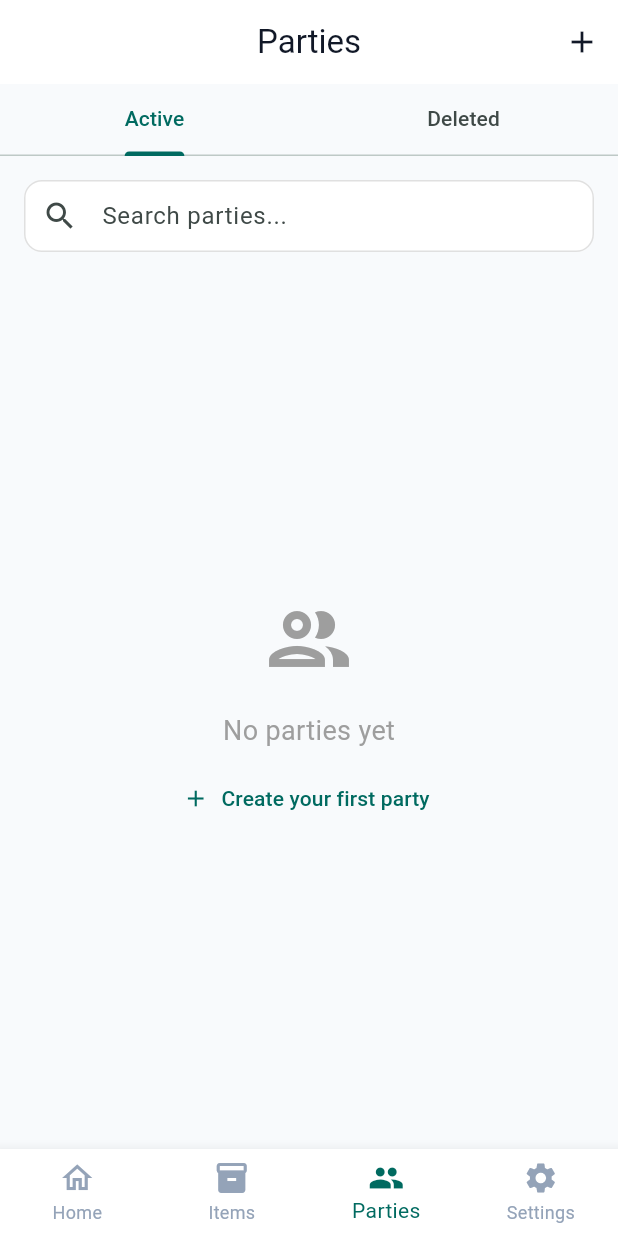
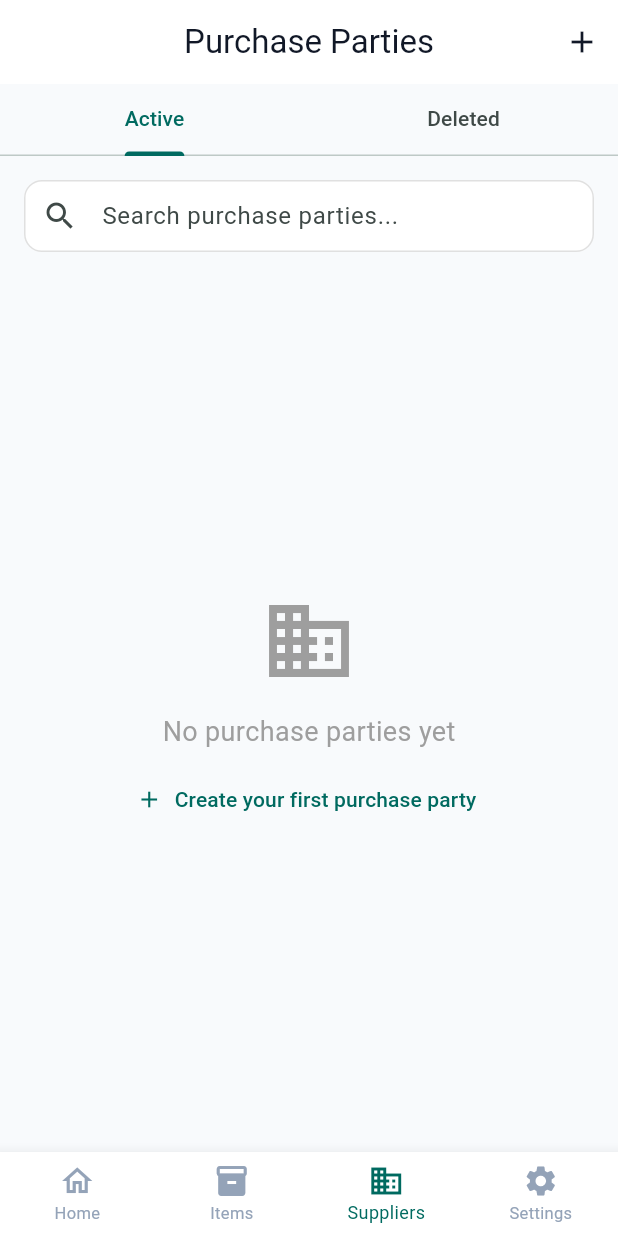
Before and after one commit to kookiesagency/plasticmart_billing, a Flutter app: the HomeScreen screen opened directly, item 3 of the bottom bar chosen, on a phone screen of 412 x 824 dp. Run offline on Flutter 3.47's test engine with Material 3 defaults, Android fonts, the phone set to English and light mode, and no system bars; our stand-ins replace pdf, printing, share_plus, shared_preferences, supabase_flutter; accounts and stored records are empty; generated files the repository leaves out were written again.

Commit message:
feat(mobile): fix database query, improve UI, add localization and editable bundle charge
- Fix item loading issue by removing invalid nested PostgREST query
- Add error handling with toast notifications for better user feedback
- Fix double app bar issue in Purchase Parties screen
- Add SafeArea to prevent status bar overlap
- Support navigation to Purchase Parties from both Settings and bottom nav
- Add translations for invoice filter dialog (English, Hindi, Urdu)
- Make total bundle charge editable in create invoice for rounding amounts
- Add network permissions to AndroidManifest for better connectivity

🤖 Generated with [Claude Code](https://claude.com/claude-code)

Co-Authored-By: Claude <noreply@anthropic.com>

```diff
--- a/mobile/lib/main.dart
+++ b/mobile/lib/main.dart
@@ -73,7 +73,7 @@ class MyApp extends StatelessWidget {
             home: const SplashScreen(),
             routes: {
               '/categories': (context) => const CategoriesScreen(),
-              '/purchase-parties': (context) => const PurchasePartiesScreen(),
+              '/purchase-parties': (context) => const PurchasePartiesScreen(showAppBar: true),
               '/purchase-party-details': (context) => const PurchasePartyDetailsScreen(),
             },
           );
--- a/mobile/lib/screens/home_screen.dart
+++ b/mobile/lib/screens/home_screen.dart
@@ -10,6 +10,7 @@ import 'items/items_screen.dart';
 import 'items/add_edit_item_screen.dart';
 import 'parties/parties_screen.dart';
 import 'parties/add_edit_party_screen.dart';
+import 'purchase_parties/purchase_parties_screen.dart';
 import 'settings/settings_screen.dart';
 
 class HomeScreen extends StatefulWidget {
@@ -41,11 +42,11 @@ class _HomeScreenState extends State<HomeScreen> {
 
   List<Widget> _getScreens(bool isBasicMode) {
     if (isBasicMode) {
-      // Basic Mode: Dashboard, Items, Parties, Settings
+      // Basic Mode: Dashboard, Items, Purchase Parties, Settings
       return [
         DashboardTab(onSwitchToTab: _switchToTab),
         const ItemsScreen(),
-        const PartiesScreen(),
+        PurchasePartiesScreen(key: purchasePartiesScreenKey),
         const SettingsScreen(),
       ];
     } else {
@@ -66,7 +67,7 @@ class _HomeScreenState extends State<HomeScreen> {
       return [
         l10n.dashboard_title,
         l10n.nav_items,
-        l10n.nav_parties,
+        l10n.settings_purchaseParties,
         l10n.nav_settings,
       ];
     } else {
@@ -162,7 +163,18 @@ class _HomeScreenState extends State<HomeScreen> {
                       tooltip: l10n.items_createItem,
                     ),
                   ]
-                : _selectedIndex == partiesTabIndex // Parties tab
+                : _selectedIndex == partiesTabIndex && isBasicMode // Purchase Parties tab (in basic mode)
+                    ? [
+                        IconButton(
+                          onPressed: () {
+                            // Call the add dialog from PurchasePartiesScreen
+                            purchasePartiesScreenKey.currentState?.showAddEditDialog();
+                          },
+                          icon: const Icon(Icons.add),
+                          tooltip: l10n.purchaseParties_createParty,
+                        ),
+                      ]
+                    : _selectedIndex == partiesTabIndex && !isBasicMode // Parties tab (only in full mode)
                     ? [
                         IconButton(
                           onPressed: () {
@@ -187,6 +199,8 @@ class _HomeScreenState extends State<HomeScreen> {
       bottomNavigationBar: BottomNavigationBar(
         type: BottomNavigationBarType.fixed,
         currentIndex: _selectedIndex,
+        selectedFontSize: 12,
+        unselectedFontSize: 11,
         onTap: (index) {
           setState(() {
             _selectedIndex = index;
@@ -203,8 +217,8 @@ class _HomeScreenState extends State<HomeScreen> {
                   label: l10n.nav_items,
                 ),
                 BottomNavigationBarItem(
-                  icon: const Icon(Icons.people),
-                  label: l10n.nav_parties,
+                  icon: const Icon(Icons.business_outlined),
+                  label: l10n.nav_suppliers,
                 ),
                 BottomNavigationBarItem(
                   icon: const Icon(Icons.settings),
--- a/mobile/lib/screens/purchase_parties/purchase_parties_screen.dart
+++ b/mobile/lib/screens/purchase_parties/purchase_parties_screen.dart
@@ -6,11 +6,16 @@ import '../../providers/purchase_party_provider.dart';
 import '../../models/purchase_party.dart';
 
 class PurchasePartiesScreen extends StatefulWidget {
-  const PurchasePartiesScreen({Key? key}) : super(key: key);
+  final bool showAppBar;
+
+  const PurchasePartiesScreen({Key? key, this.showAppBar = false}) : super(key: key);
 
   @override
   State<PurchasePartiesScreen> createState() => _PurchasePartiesScreenState();
 }
+
+// Global key to access PurchasePartiesScreen methods from parent
+final GlobalKey<_PurchasePartiesScreenState> purchasePartiesScreenKey = GlobalKey<_PurchasePartiesScreenState>();
 
 class _PurchasePartiesScreenState extends State<PurchasePartiesScreen> with SingleTickerProviderStateMixin {
   late TabController _tabController;
@@ -64,7 +69,7 @@ class _PurchasePartiesScreenState extends State<PurchasePartiesScreen> with Sing
     return DateFormat('dd MMM yyyy').format(date);
   }
 
-  void _showAddEditDialog({PurchaseParty? party}) {
+  void showAddEditDialog({PurchaseParty? party}) {
     _editingParty = party;
     _partyCodeController.text = party?.partyCode ?? '';
     _nameController.text = party?.name ?? '';
@@ -228,21 +233,7 @@ class _PurchasePartiesScreenState extends State<PurchasePartiesScreen> with Sing
     final parties = _showDeleted ? partyProvider.deletedPurchaseParties : partyProvider.purchaseParties;
     final filteredParties = _getFilteredParties(parties);
 
-    return GestureDetector(
-      onTap: () => FocusScope.of(context).unfocus(),
-      behavior: HitTestBehavior.opaque,
-      child: Scaffold(
-        appBar: AppBar(
-          title: Text(l10n.purchaseParties_title),
-          actions: [
-            IconButton(
-              icon: const Icon(Icons.add),
-              onPressed: () => _showAddEditDialog(),
-              tooltip: l10n.purchaseParties_createParty,
-            ),
-          ],
-        ),
-        body: Column(
+    final content = Column(
               children: [
                 TabBar(
                   controller: _tabController,
@@ -302,7 +293,7 @@ class _PurchasePartiesScreenState extends State<PurchasePartiesScreen> with Sing
                               if (!_showDeleted) ...[
                                 const SizedBox(height: 8),
                                 TextButton.icon(
-                                  onPressed: () => _showAddEditDialog(),
+                                  onPressed: () => showAddEditDialog(),
                                   icon: const Icon(Icons.add),
                                   label: Text(l10n.purchaseParties_createFirstParty),
                                 ),
@@ -453,7 +444,7 @@ class _PurchasePartiesScreenState extends State<PurchasePartiesScreen> with Sing
                                                   children: [
                                                     IconButton(
                                                       icon: Icon(Icons.edit_outlined, color: colorScheme.primary, size: 22),
-                                                      onPressed: () => _showAddEditDialog(party: party),
+                                                      onPressed: () => showAddEditDialog(party: party),
                                                       tooltip: l10n.common_edit,
                                                       padding: EdgeInsets.zero,
                                                       constraints: const BoxConstraints(),
@@ -473,8 +464,37 @@ class _PurchasePartiesScreenState extends State<PurchasePartiesScreen> with Sing
                         ),
             ),
           ],
+        );
+
+    if (widget.showAppBar) {
+      return GestureDetector(
+        onTap: () => FocusScope.of(context).unfocus(),
+        behavior: HitTestBehavior.opaque,
+        child: Scaffold(
+          appBar: AppBar(
+            title: Text(l10n.purchaseParties_title),
+            actions: [
+              IconButton(
+                icon: const Icon(Icons.add),
+                onPressed: () => showAddEditDialog(),
+                tooltip: l10n.purchaseParties_createParty,
+              ),
+            ],
+          ),
+          body: content,
+        ),
+      );
+    } else {
+      return GestureDetector(
+        onTap: () => FocusScope.of(context).unfocus(),
+        behavior: HitTestBehavior.opaque,
+        child: Material(
+          color: Theme.of(context).scaffoldBackgroundColor,
+          child: SafeArea(
+            child: content,
           ),
         ),
       );
     }
   }
+}
```
Also changed, not shown: mobile/lib/l10n/app_en.arb (+9 -1 lines), mobile/lib/l10n/app_hi.arb (+9 -1 lines), mobile/lib/l10n/app_ur.arb (+9 -1 lines), mobile/lib/providers/item_provider.dart (+32 -1 lines), mobile/lib/screens/invoices/create_invoice_screen.dart (+37 -3 lines), mobile/lib/screens/items/items_screen.dart (+24 -0 lines), mobile/lib/services/item_service.dart (+29 -4 lines), mobile/lib/widgets/invoice_filter_bottom_sheet.dart (+11 -11 lines), 2 other files. Lines whose indentation alone changed are shown as unchanged.
